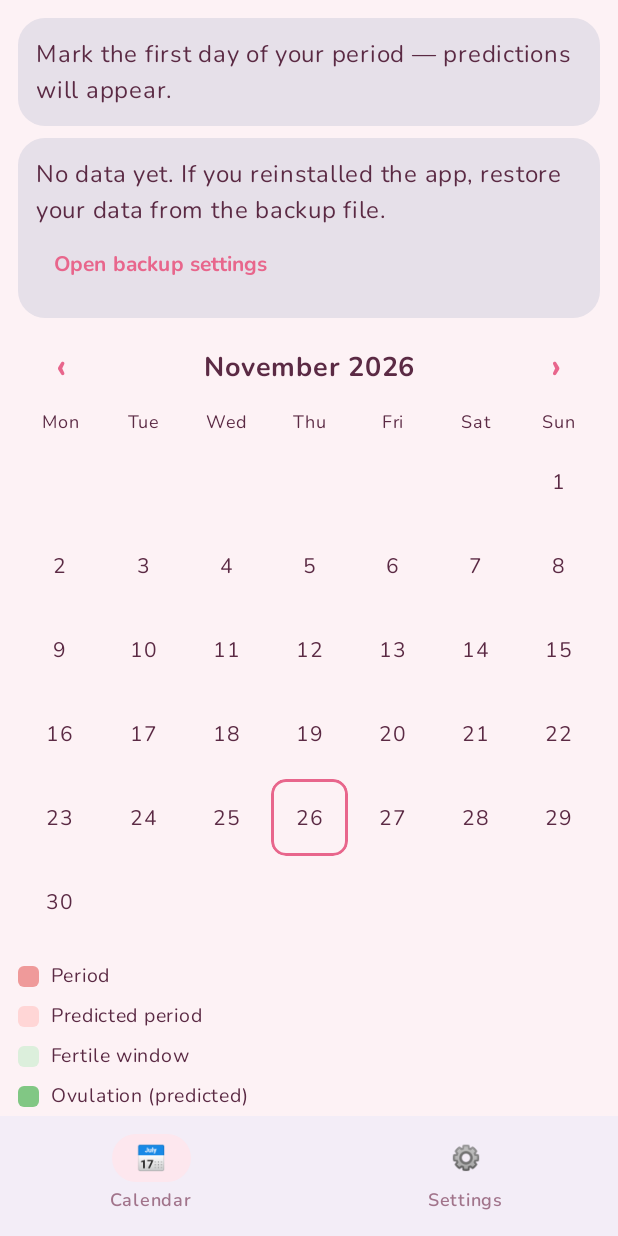
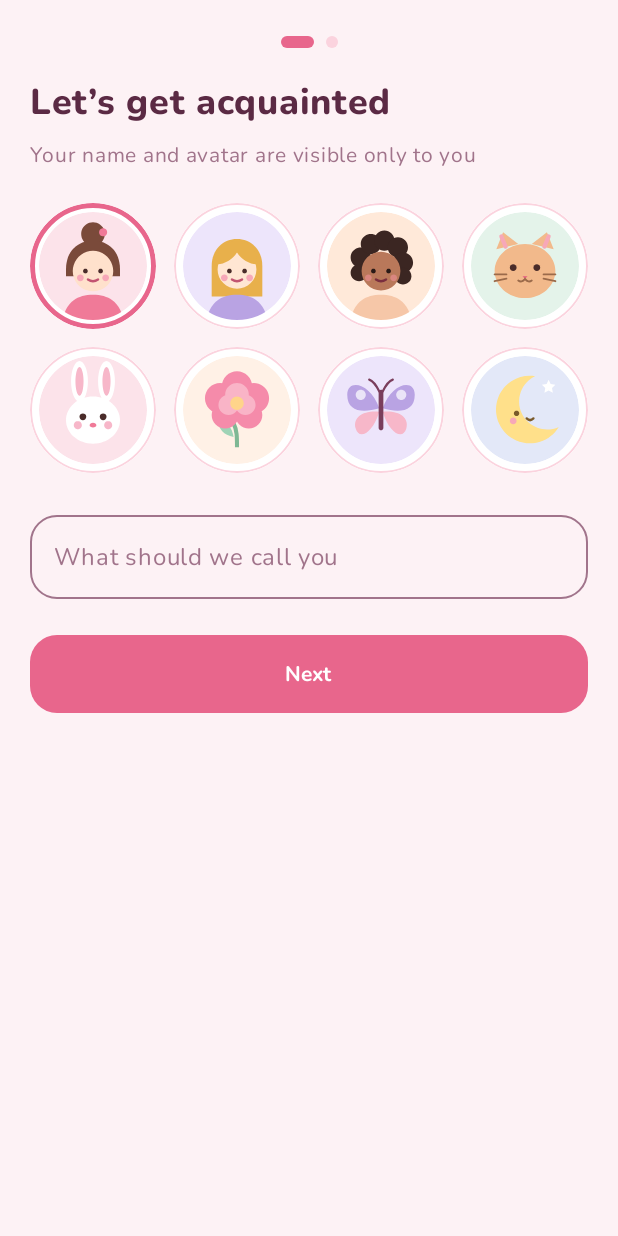
Before and after one commit to navaikashalot-ops/WoomanCalendar, an Android app built with Jetpack Compose: the screen it shows after launch (MainActivity), on a phone screen of 412 x 824 dp. Run offline under Robolectric (Android 15) with nearby library versions, the phone set to English and light mode, and no system bars; our stand-ins replace Room's generated code.

Commit message:
feat: онбординг с именем и аватаркой
Co-Authored-By: Claude Opus 5.5 <noreply@anthropic.com>

```diff
--- a/app/src/main/java/com/example/mycycle/MainActivity.kt
+++ b/app/src/main/java/com/example/mycycle/MainActivity.kt
@@ -6,6 +6,7 @@ import androidx.activity.compose.setContent
 import androidx.activity.viewModels
 import androidx.compose.foundation.layout.fillMaxSize
 import com.example.mycycle.ui.theme.PeonyTheme
+import androidx.compose.material3.MaterialTheme
 import androidx.compose.material3.Surface
 import androidx.compose.ui.Modifier
 import com.example.mycycle.ui.MainScreen
@@ -17,7 +18,7 @@ class MainActivity : ComponentActivity() {
         super.onCreate(savedInstanceState)
         setContent {
             PeonyTheme {
-                Surface(modifier = Modifier.fillMaxSize()) {
+                Surface(modifier = Modifier.fillMaxSize(), color = MaterialTheme.colorScheme.background) {
                     MainScreen(vm)
                 }
             }
--- a/app/src/main/java/com/example/mycycle/MainViewModel.kt
+++ b/app/src/main/java/com/example/mycycle/MainViewModel.kt
@@ -8,6 +8,9 @@ import androidx.lifecycle.viewModelScope
 import com.example.mycycle.data.BackupInfo
 import com.example.mycycle.data.Cycle
 import com.example.mycycle.data.DayLog
+import com.example.mycycle.data.OnboardingMode
+import com.example.mycycle.data.Profile
+import com.example.mycycle.data.onboardingMode
 import com.example.mycycle.data.Predictor
 import com.example.mycycle.data.Prediction
 import com.example.mycycle.data.Settings
@@ -24,14 +27,24 @@ data class UiState(
     val settings: Settings = Settings(),
     val prediction: Prediction = Predictor.compute(emptyList(), Settings()),
     val loaded: Boolean = false,
+    val profile: Profile? = null,
+    val onboarding: OnboardingMode = OnboardingMode.NONE,
 )
 
 class MainViewModel(app: Application) : AndroidViewModel(app) {
     private val repo = (app as CycleApp).repo
 
-    val state: StateFlow<UiState> = combine(repo.cycles, repo.logs, repo.settings) { c, l, s ->
+    val state: StateFlow<UiState> = combine(repo.cycles, repo.logs, repo.settings, repo.profile) { c, l, s, p ->
         val st = s ?: Settings()
-        UiState(c, l.associateBy { it.date }, st, Predictor.compute(c, st), true)
+        UiState(
+            cycles = c,
+            logs = l.associateBy { it.date },
+            settings = st,
+            prediction = Predictor.compute(c, st),
+            loaded = true,
+            profile = p,
+            onboarding = onboardingMode(p, c.isNotEmpty() || l.isNotEmpty()),
+        )
     }.stateIn(viewModelScope, SharingStarted.Eagerly, UiState())
 
     val backupInfo: StateFlow<BackupInfo> = repo.backup.info
@@ -86,5 +99,19 @@ class MainViewModel(app: Application) : AndroidViewModel(app) {
         toastText(msg)
     }
 
+    fun saveProfile(name: String, avatar: String) = viewModelScope.launch {
+        repo.saveProfile(name.trim(), avatar)
+    }
+
+    fun completeOnboarding(
+        name: String,
+        avatar: String,
+        lastStart: LocalDate?,
+        cycleLength: Int,
+        periodLength: Int,
+    ) = viewModelScope.launch {
+        repo.completeOnboarding(name.trim(), avatar, lastStart, cycleLength, periodLength)
+    }
+
     fun flushBackup() = repo.flush()
 }
--- a/app/src/main/java/com/example/mycycle/ui/MainScreen.kt
+++ b/app/src/main/java/com/example/mycycle/ui/MainScreen.kt
@@ -58,6 +58,8 @@ import androidx.lifecycle.compose.collectAsStateWithLifecycle
 import com.example.mycycle.MainViewModel
 import com.example.mycycle.R
 import com.example.mycycle.UiState
+import com.example.mycycle.data.OnboardingMode
+import com.example.mycycle.ui.onboarding.OnboardingScreen
 import com.example.mycycle.data.BackupInfo
 import com.example.mycycle.data.DayLog
 import com.example.mycycle.data.Prediction
@@ -110,6 +112,18 @@ fun MainScreen(vm: MainViewModel) {
     val state by vm.state.collectAsStateWithLifecycle()
     val info by vm.backupInfo.collectAsStateWithLifecycle()
     var tab by remember { mutableStateOf(0) }
+
+    if (!state.loaded) return
+    if (state.onboarding != OnboardingMode.NONE) {
+        OnboardingScreen(mode = state.onboarding) { name, avatar, lastStart, cycleLen, periodLen ->
+            if (state.onboarding == OnboardingMode.PROFILE_ONLY) {
+                vm.saveProfile(name, avatar)
+            } else {
+                vm.completeOnboarding(name, avatar, lastStart, cycleLen, periodLen)
+            }
+        }
+        return
+    }
 
     Scaffold(
         bottomBar = {
--- /dev/null
+++ b/app/src/main/java/com/example/mycycle/ui/onboarding/OnboardingScreen.kt
@@ -0,0 +1,287 @@
+@file:OptIn(ExperimentalMaterial3Api::class)
+
+package com.example.mycycle.ui.onboarding
+
+import androidx.compose.foundation.Image
+import androidx.compose.foundation.background
+import androidx.compose.foundation.border
+import androidx.compose.foundation.clickable
+import androidx.compose.foundation.layout.Arrangement
+import androidx.compose.foundation.layout.Box
+import androidx.compose.foundation.layout.Column
+import androidx.compose.foundation.layout.Row
+import androidx.compose.foundation.layout.Spacer
+import androidx.compose.foundation.layout.aspectRatio
+import androidx.compose.foundation.layout.fillMaxSize
+import androidx.compose.foundation.layout.fillMaxWidth
+import androidx.compose.foundation.layout.height
+import androidx.compose.foundation.layout.padding
+import androidx.compose.foundation.layout.size
+import androidx.compose.foundation.layout.width
+import androidx.compose.foundation.rememberScrollState
+import androidx.compose.foundation.shape.CircleShape
+import androidx.compose.foundation.verticalScroll
+import androidx.compose.material3.Button
+import androidx.compose.material3.Card
+import androidx.compose.material3.CardDefaults
+import androidx.compose.material3.DatePicker
+import androidx.compose.material3.DatePickerDefaults
+import androidx.compose.material3.ExperimentalMaterial3Api
+import androidx.compose.material3.MaterialTheme
+import androidx.compose.material3.OutlinedButton
+import androidx.compose.material3.OutlinedTextField
+import androidx.compose.material3.SelectableDates
+import androidx.compose.material3.Text
+import androidx.compose.material3.rememberDatePickerState
+import androidx.compose.runtime.Composable
+import androidx.compose.runtime.getValue
+import androidx.compose.runtime.mutableIntStateOf
+import androidx.compose.runtime.mutableStateOf
+import androidx.compose.runtime.remember
+import androidx.compose.runtime.saveable.rememberSaveable
+import androidx.compose.runtime.setValue
+import androidx.compose.ui.Alignment
+import androidx.compose.ui.Modifier
+import androidx.compose.ui.draw.clip
+import androidx.compose.ui.graphics.Color
+import androidx.compose.ui.res.painterResource
+import androidx.compose.ui.res.stringResource
+import androidx.compose.ui.text.font.FontWeight
+import androidx.compose.ui.text.style.TextAlign
+import androidx.compose.ui.unit.dp
+import androidx.compose.ui.unit.sp
+import com.example.mycycle.R
+import com.example.mycycle.data.OnboardingMode
+import com.example.mycycle.ui.AVATAR_KEYS
+import com.example.mycycle.ui.avatarRes
+import com.example.mycycle.ui.theme.PeonyShapes
+import java.time.Instant
+import java.time.LocalDate
+import java.time.ZoneOffset
+
+private const val DEFAULT_CYCLE = 28
+private const val DEFAULT_PERIOD = 5
+
+@Composable
+fun OnboardingScreen(
+    mode: OnboardingMode,
+    onDone: (name: String, avatar: String, lastStart: LocalDate?, cycleLen: Int, periodLen: Int) -> Unit,
+) {
+    var step by rememberSaveable { mutableIntStateOf(0) }
+    var name by rememberSaveable { mutableStateOf("") }
+    var avatar by rememberSaveable { mutableStateOf(AVATAR_KEYS.first()) }
+    var cycleLen by rememberSaveable { mutableIntStateOf(DEFAULT_CYCLE) }
+    var periodLen by rememberSaveable { mutableIntStateOf(DEFAULT_PERIOD) }
+    val totalSteps = if (mode == OnboardingMode.FULL) 2 else 1
+
+    Column(
+        modifier = Modifier
+            .fillMaxSize()
+            .background(MaterialTheme.colorScheme.background)
+            .verticalScroll(rememberScrollState())
+            .padding(horizontal = 20.dp, vertical = 24.dp),
+    ) {
+        StepDots(total = totalSteps, current = step)
+        Spacer(Modifier.height(20.dp))
+        if (step == 0) {
+            ProfileStep(
+                name = name,
+                onName = { name = it },
+                avatar = avatar,
+                onAvatar = { avatar = it },
+                onNext = {
+                    if (mode == OnboardingMode.FULL) step = 1
+                    else onDone(name, avatar, null, DEFAULT_CYCLE, DEFAULT_PERIOD)
+                },
+            )
+        } else {
+            CycleStep(
+                cycleLen = cycleLen,
+                onCycleLen = { cycleLen = it },
+                periodLen = periodLen,
+                onPeriodLen = { periodLen = it },
+                onSkip = { onDone(name, avatar, null, cycleLen, periodLen) },
+                onDone = { date -> onDone(name, avatar, date, cycleLen, periodLen) },
+            )
+        }
+    }
+}
+
+@Composable
+private fun StepDots(total: Int, current: Int) {
+    Row(
+        modifier = Modifier.fillMaxWidth(),
+        horizontalArrangement = Arrangement.Center,
+    ) {
+        repeat(total) { i ->
+            val on = i == current
+            Box(
+                Modifier
+                    .padding(horizontal = 4.dp)
+                    .size(width = if (on) 22.dp else 8.dp, height = 8.dp)
+                    .clip(CircleShape)
+                    .background(if (on) MaterialTheme.colorScheme.primary else MaterialTheme.colorScheme.primaryContainer),
+            )
+        }
+    }
+}
+
+@Composable
+private fun Header(title: String, sub: String) {
+    Text(title, fontSize = 24.sp, fontWeight = FontWeight.ExtraBold, color = MaterialTheme.colorScheme.onBackground)
+    Spacer(Modifier.height(6.dp))
+    Text(sub, fontSize = 14.sp, color = MaterialTheme.colorScheme.onSurfaceVariant)
+    Spacer(Modifier.height(20.dp))
+}
+
+@Composable
+private fun ProfileStep(
+    name: String,
+    onName: (String) -> Unit,
+    avatar: String,
+    onAvatar: (String) -> Unit,
+    onNext: () -> Unit,
+) {
+    Header(stringResource(R.string.ob_hello_title), stringResource(R.string.ob_hello_sub))
+    AVATAR_KEYS.chunked(4).forEach { row ->
+        Row(
+            modifier = Modifier.fillMaxWidth().padding(bottom = 12.dp),
+            horizontalArrangement = Arrangement.spacedBy(12.dp),
+        ) {
+            row.forEach { key ->
+                val selected = key == avatar
+                Box(
+                    modifier = Modifier
+                        .weight(1f)
+                        .aspectRatio(1f)
+                        .clip(CircleShape)
+                        .background(MaterialTheme.colorScheme.surface)
+                        .border(
+                            width = if (selected) 3.dp else 1.dp,
+                            color = if (selected) MaterialTheme.colorScheme.primary else MaterialTheme.colorScheme.primaryContainer,
+                            shape = CircleShape,
+                        )
+                        .clickable { onAvatar(key) }
+                        .padding(6.dp),
+                    contentAlignment = Alignment.Center,
+                ) {
+                    Image(
+                        painter = painterResource(avatarRes(key)),
+                        contentDescription = key,
+                        modifier = Modifier.fillMaxSize().clip(CircleShape),
+                    )
+                }
+            }
+        }
+    }
+    Spacer(Modifier.height(8.dp))
+    OutlinedTextField(
+        value = name,
+        onValueChange = { onName(it.take(40)) },
+        label = { Text(stringResource(R.string.ob_name)) },
+        singleLine = true,
+        shape = PeonyShapes.Button,
+        modifier = Modifier.fillMaxWidth(),
+    )
+    Spacer(Modifier.height(24.dp))
+    Button(
+        onClick = onNext,
+        shape = PeonyShapes.Button,
+        modifier = Modifier.fillMaxWidth().height(52.dp),
+    ) { Text(stringResource(R.string.ob_next), fontWeight = FontWeight.Bold) }
+}
+
+private object PastOrToday : SelectableDates {
+    override fun isSelectableDate(utcTimeMillis: Long): Boolean =
+        !millisToDate(utcTimeMillis).isAfter(LocalDate.now())
+
+    override fun isSelectableYear(year: Int): Boolean = year <= LocalDate.now().year
+}
+
+private fun millisToDate(ms: Long): LocalDate =
+    Instant.ofEpochMilli(ms).atZone(ZoneOffset.UTC).toLocalDate()
+
+@Composable
+private fun CycleStep(
+    cycleLen: Int,
+    onCycleLen: (Int) -> Unit,
+    periodLen: Int,
+    onPeriodLen: (Int) -> Unit,
+    onSkip: () -> Unit,
+    onDone: (LocalDate) -> Unit,
+) {
+    Header(stringResource(R.string.ob_cycle_title), stringResource(R.string.ob_cycle_sub))
+    val currentYear = remember { LocalDate.now().year }
+    val pickerState = rememberDatePickerState(
+        yearRange = (currentYear - 1)..currentYear,
+        selectableDates = PastOrToday,
+    )
+    Card(
+        shape = PeonyShapes.Card,
+        colors = CardDefaults.cardColors(containerColor = MaterialTheme.colorScheme.surface),
+        modifier = Modifier.fillMaxWidth(),
+    ) {
+        Text(
+            stringResource(R.string.ob_last_start),
+            fontSize = 13.sp,
+            color = MaterialTheme.colorScheme.onSurfaceVariant,
+            modifier = Modifier.padding(start = 16.dp, top = 14.dp, end = 16.dp),
+        )
+        DatePicker(
+            state = pickerState,
+            title = null,
+            headline = null,
+            showModeToggle = false,
+            colors = DatePickerDefaults.colors(containerColor = Color.Transparent),
+        )
+    }
+    Spacer(Modifier.height(12.dp))
+    Card(
+        shape = PeonyShapes.Card,
+        colors = CardDefaults.cardColors(containerColor = MaterialTheme.colorScheme.surface),
+        modifier = Modifier.fillMaxWidth(),
+    ) {
+        Column(Modifier.padding(16.dp), verticalArrangement = Arrangement.spacedBy(10.dp)) {
+            OnboardingStepper(stringResource(R.string.set_cycle_len), cycleLen, 21, 45, onCycleLen)
+            OnboardingStepper(stringResource(R.string.set_period_len), periodLen, 2, 10, onPeriodLen)
+        }
+    }
+    Spacer(Modifier.height(24.dp))
+    Row(horizontalArrangement = Arrangement.spacedBy(12.dp), modifier = Modifier.fillMaxWidth()) {
+        OutlinedButton(
+            onClick = onSkip,
+            shape = PeonyShapes.Button,
+            modifier = Modifier.weight(1f).height(52.dp),
+        ) { Text(stringResource(R.string.ob_dont_remember)) }
+        val selected = pickerState.selectedDateMillis
+        Button(
+            onClick = { if (selected != null) onDone(millisToDate(selected)) },
+            enabled = selected != null,
+            shape = PeonyShapes.Button,
+            modifier = Modifier.weight(1f).height(52.dp),
+        ) { Text(stringResource(R.string.ob_done), fontWeight = FontWeight.Bold) }
+    }
+}
+
+@Composable
+private fun OnboardingStepper(label: String, value: Int, min: Int, max: Int, onChange: (Int) -> Unit) {
+    Row(verticalAlignment = Alignment.CenterVertically, modifier = Modifier.fillMaxWidth()) {
+        Text(label, Modifier.weight(1f), color = MaterialTheme.colorScheme.onSurface)
+        OutlinedButton(
+            onClick = { if (value > min) onChange(value - 1) },
+            enabled = value > min,
+            shape = PeonyShapes.Button,
+        ) { Text("−") }
+        Text(
+            value.toString(),
+            Modifier.width(44.dp).padding(horizontal = 4.dp),
+            fontWeight = FontWeight.Bold,
+            textAlign = TextAlign.Center,
+        )
+        OutlinedButton(
+            onClick = { if (value < max) onChange(value + 1) },
+            enabled = value < max,
+            shape = PeonyShapes.Button,
+        ) { Text("+") }
+    }
+}
--- a/app/src/main/res/values/strings.xml
+++ b/app/src/main/res/values/strings.xml
@@ -83,4 +83,16 @@
     <string name="restore_too_new">The file was created by a newer app version</string>
     <string name="restore_ok">Restored: %1$d cycles, %2$d entries</string>
     <string name="restore_fail">Could not read the file: %1$s</string>
+    <string name="ob_hello_title">Let’s get acquainted</string>
+    <string name="ob_hello_sub">Your name and avatar are visible only to you</string>
+    <string name="ob_name">What should we call you</string>
+    <string name="ob_next">Next</string>
+    <string name="ob_cycle_title">Your cycle</string>
+    <string name="ob_cycle_sub">You can skip this and mark it later in the calendar</string>
+    <string name="ob_last_start">First day of your last period</string>
+    <string name="ob_dont_remember">I don’t remember</string>
+    <string name="ob_done">Done</string>
+    <string name="greet_morning">Good morning</string>
+    <string name="greet_day">Good afternoon</string>
+    <string name="greet_evening">Good evening</string>
 </resources>
```
Also changed, not shown: app/src/main/java/com/example/mycycle/ui/Greeting.kt (added, +14 -0 lines), 4 other files.
